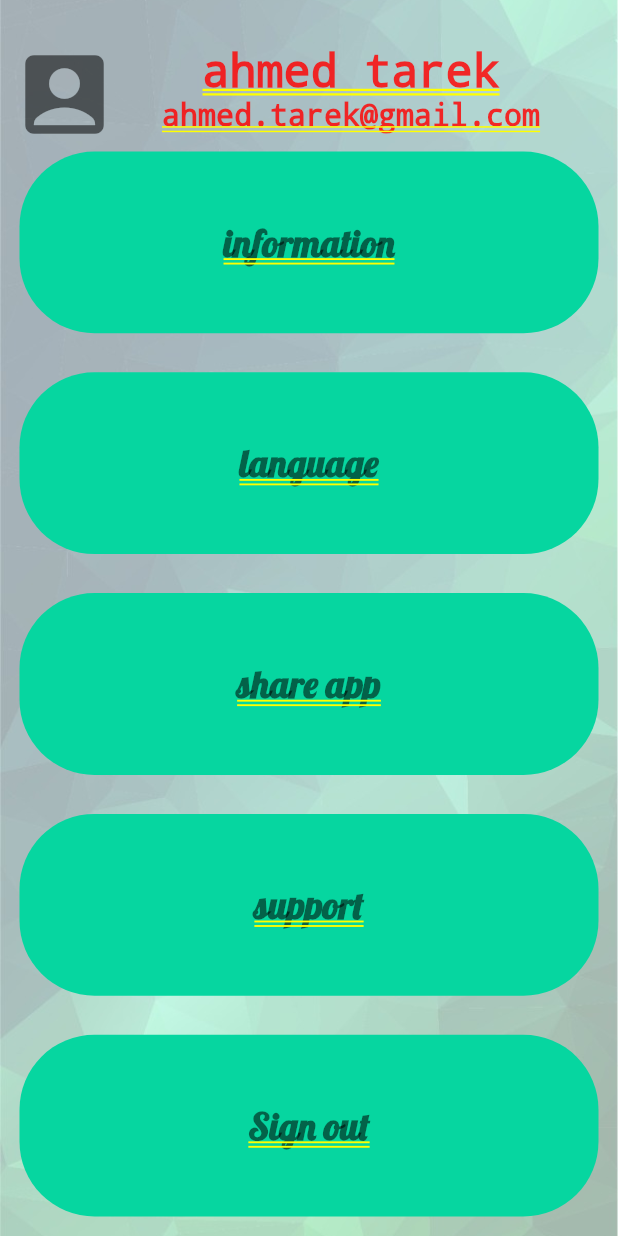
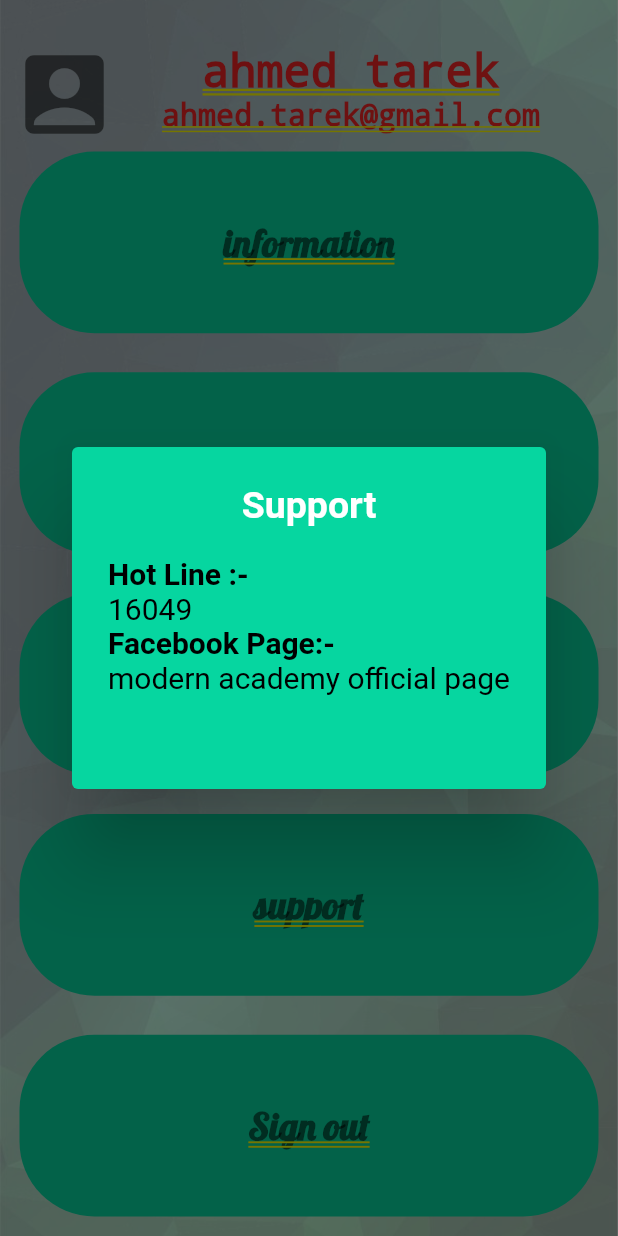
Before and after one commit to ahmed01142645585/project, a Flutter app: the SettingScreen screen opened by its route, after a tap on "support", on a phone screen of 412 x 824 dp. Run offline on Flutter 3.47's test engine with Material 2 defaults, Android fonts, the phone set to English and light mode, and no system bars; our stand-ins replace animated_text_kit, cloud_firestore, firebase_auth, firebase_core, image_picker, modal_progress_hud; accounts and stored records are empty.

Commit message:
share app button and support

```diff
--- a/lib/Student_screens/Setting_student_screen.dart
+++ b/lib/Student_screens/Setting_student_screen.dart
@@ -1,4 +1,5 @@
 import 'package:flutter/material.dart';
+import 'package:flutter/services.dart';
 import 'package:DGEST/Constins.dart';
 import 'package:DGEST/Student_screens/Student_screen.dart';
 import 'package:firebase_auth/firebase_auth.dart';
@@ -18,11 +19,17 @@ class _SettingScreenState extends State<SettingScreen> {
         context: context,
         builder: (BuildContext context) {
           return AlertDialog(
-            title: Center(child: Text("Share App")),
+            title: Center(
+              child: Text(
+                "Share App",
+                style: TextStyle(
+                  fontWeight: FontWeight.bold,
+                  fontSize: 25,
+                ),
+              ),
+            ),
             content: Text("https://stackoverflow.com/"),
-            contentTextStyle: TextStyle(
-              fontSize: 20,
-            ),
+            contentTextStyle: TextStyle(color: Colors.black, fontSize: 20),
             backgroundColor: Color(0xFF06D6A0),
             actions: [
               ElevatedButton(
@@ -30,18 +37,70 @@ class _SettingScreenState extends State<SettingScreen> {
                   backgroundColor:
                       MaterialStateProperty.all<Color>(Colors.green),
                 ),
-                onPressed: () {},
+                onPressed: () {
+                  Clipboard.setData(
+                      new ClipboardData(text: "https://stackoverflow.com/"));
+                },
                 child: Text("copy"),
               ),
               ElevatedButton(
                 style: ButtonStyle(
                   backgroundColor: MaterialStateProperty.all<Color>(Colors.red),
                 ),
-                onPressed: () {},
+                onPressed: () => Navigator.pop(context, true),
                 child: Text("CANCEL"),
               ),
             ],
           );
+        });
+  }
+
+  void support(BuildContext context) {
+    showDialog(
+        context: context,
+        builder: (BuildContext context) {
+          return AlertDialog(
+              title: Center(
+                child: Text(
+                  "Support",
+                  style: TextStyle(
+                    fontWeight: FontWeight.bold,
+                    fontSize: 25,
+                  ),
+                ),
+              ),
+              content: RichText(
+                text: TextSpan(
+                  children: <TextSpan>[
+                    TextSpan(
+                      text: "Hot Line :-\n",
+                      style: TextStyle(
+                        color: Colors.black,
+                        fontSize: 20,
+                        fontWeight: FontWeight.bold,
+                      ),
+                    ),
+                    TextSpan(
+                      text: "16049\n",
+                      style: TextStyle(color: Colors.black, fontSize: 20),
+                    ),
+                    TextSpan(
+                      text: "Facebook Page:-\n",
+                      style: TextStyle(
+                        color: Colors.black,
+                        fontSize: 20,
+                        fontWeight: FontWeight.bold,
+                      ),
+                    ),
+                    TextSpan(
+                      text: "modern academy official page\n",
+                      style: TextStyle(color: Colors.black, fontSize: 20),
+                    ),
+                  ],
+                ),
+              ),
+              backgroundColor: Color(0xFF06D6A0),
+              actions: []);
         });
   }
 
@@ -139,6 +198,7 @@ class _SettingScreenState extends State<SettingScreen> {
               Expanded(
                 child: WidgetContainers(
                   onTap: () {
+                    support(context);
                     //TODO:ht3mel al zorar da ya tarek.
                   },
                   child: Center(
```
Also changed, not shown: lib/Login_screen.dart (+73 -5 lines).
